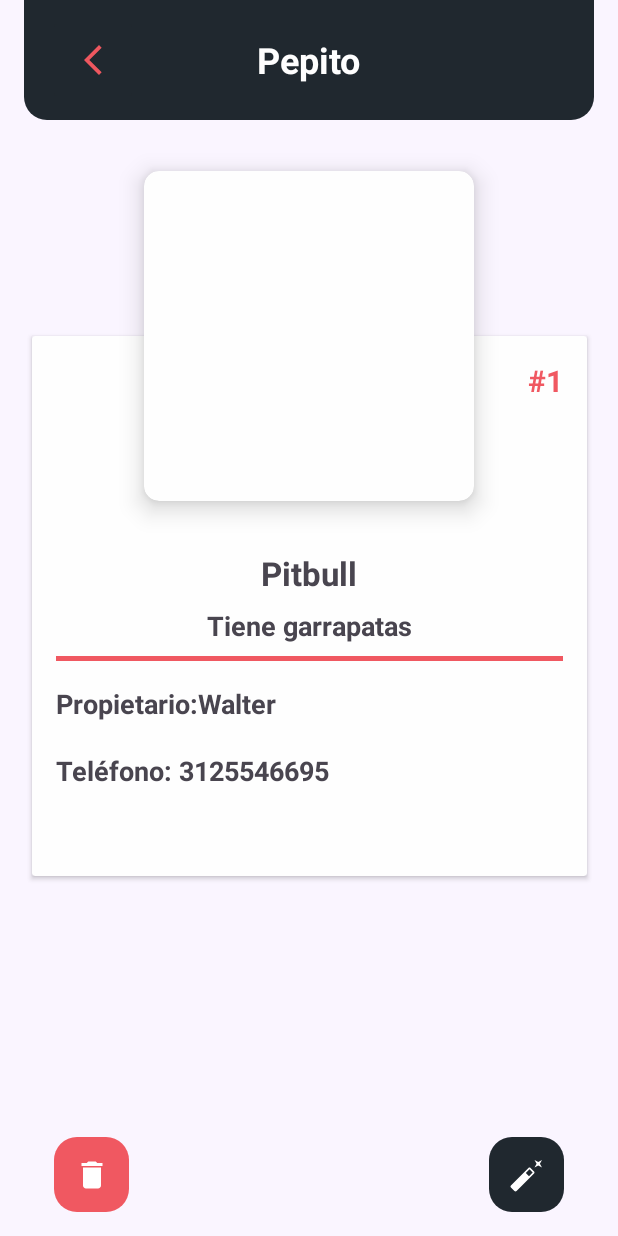
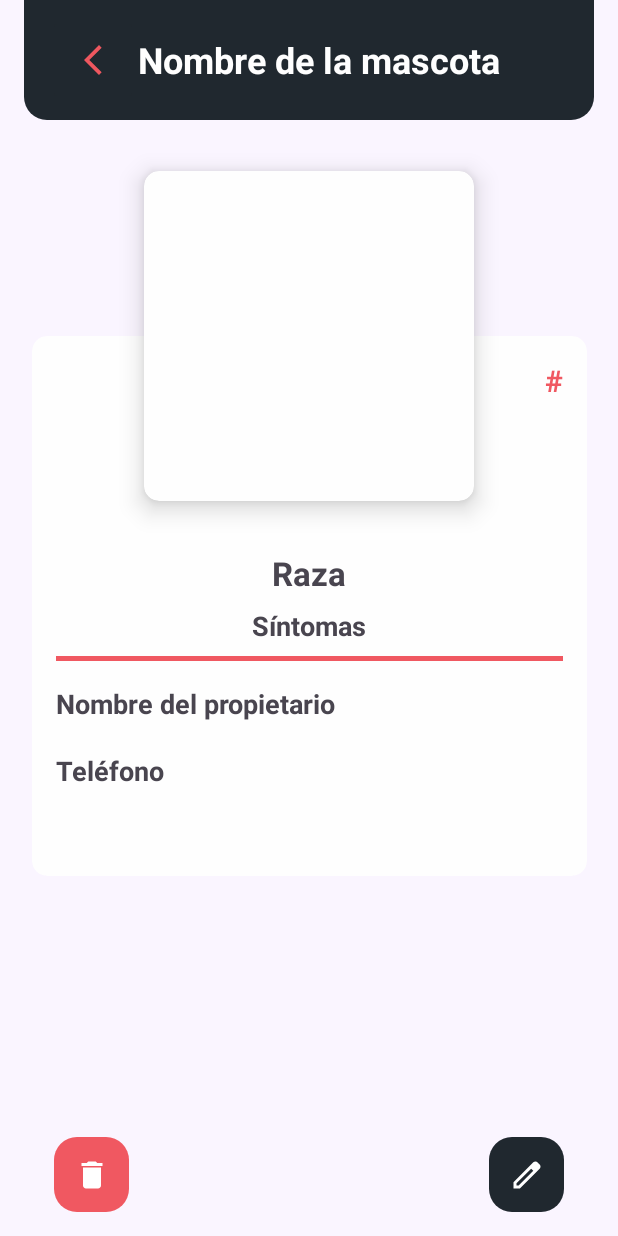
Before and after one commit to judajaavAlt/equipoSeis, an Android app: the layout fragment_detalle_cita.xml on its own in the app's theme, with its tools: preview values and no code run, on a phone screen of 412 x 824 dp. Run offline under Robolectric (Android 15) with nearby library versions, the phone set to English and light mode, and no system bars.

Commit message:
Last correction
Se corrigen los siguientes detalles:

1. Cambio de ícono para editar cita.
2. Redondeo de cardView inferior.
3. Se agrega los textos fijos de "Propietario: " y "Teléfono: "
4. Se cambian los textos del layout por sus respectivos @strings

```diff
--- a/app/src/main/kotlin/DetalleCitaFragment.kt
+++ b/app/src/main/kotlin/DetalleCitaFragment.kt
@@ -10,7 +10,6 @@ import androidx.navigation.fragment.findNavController
 import androidx.navigation.fragment.navArgs
 import com.bumptech.glide.Glide
 import com.equiposeis.database.MyApplication
-import com.equiposeis.database.Pet
 import com.equiposeis.databinding.FragmentDetalleCitaBinding
 import kotlinx.coroutines.launch
 
@@ -56,8 +55,8 @@ class DetalleCitaFragment : Fragment() {
                 sintomaMascota.text = perro?.symptoms
                 turnoMascota.text = "#${perro?.id}"
                 razaPerro.text = perro?.petBreed
-                propietario.text = perro?.ownerName
-                telefonoPropietario.text = perro?.phoneNumber
+                propietario.text = "Propietario: ${perro?.ownerName ?: "No disponible"}"
+                telefonoPropietario.text = "Teléfono: ${perro?.phoneNumber ?: "No disponible"}"
 
 
                 val fullBreed = perro?.petBreed!!.split(" ")
--- a/app/src/main/res/drawable/ic_edit.xml
+++ /dev/null
@@ -1,5 +0,0 @@
-<vector xmlns:android="http://schemas.android.com/apk/res/android" android:height="24dp" android:tint="#FFFFFF" android:viewportHeight="24" android:viewportWidth="24" android:width="24dp">
-
-    <path android:fillColor="@android:color/white" android:pathData="M22,2l-2.5,1.4L17,2l1.4,2.5L17,7l2.5,-1.4L22,7l-1.4,-2.5zM14.37,7.29c-0.39,-0.39 -1.02,-0.39 -1.41,0L1.29,18.96c-0.39,0.39 -0.39,1.02 0,1.41l2.34,2.34c0.39,0.39 1.02,0.39 1.41,0L16.7,11.05c0.39,-0.39 0.39,-1.02 0,-1.41l-2.33,-2.35zM13.34,12.78l-2.12,-2.12 2.44,-2.44 2.12,2.12 -2.44,2.44z"/>
-
-</vector>
--- /dev/null
+++ b/app/src/main/res/drawable/ic_pen_white.xml
@@ -0,0 +1,9 @@
+<vector xmlns:android="http://schemas.android.com/apk/res/android"
+    android:width="24dp"
+    android:height="24dp"
+    android:viewportWidth="960"
+    android:viewportHeight="960">
+    <path
+        android:pathData="M200,760h57l391,-391 -57,-57 -391,391v57ZM120,840v-170l528,-527q12,-11 26.5,-17t30.5,-6q16,0 31,6t26,18l55,56q12,11 17.5,26t5.5,30q0,16 -5.5,30.5T817,313L290,840L120,840ZM760,256 L704,200 760,256ZM619,341 L591,312 648,369 619,341Z"
+        android:fillColor="@android:color/white"/>
+</vector>
--- a/app/src/main/res/layout/fragment_detalle_cita.xml
+++ b/app/src/main/res/layout/fragment_detalle_cita.xml
@@ -1,12 +1,8 @@
 <?xml version="1.0" encoding="utf-8"?>
 <RelativeLayout
-    android:layout_width="match_parent"
-    android:layout_height="match_parent"
     xmlns:tools="http://schemas.android.com/tools"
     xmlns:android="http://schemas.android.com/apk/res/android"
-    xmlns:app="http://schemas.android.com/apk/res-auto">
-
-    <RelativeLayout
+    xmlns:app="http://schemas.android.com/apk/res-auto"
     android:id="@+id/LayoutDetalleCita"
     android:layout_width="match_parent"
     android:layout_height="match_parent"
@@ -29,7 +25,7 @@
             android:layout_width="wrap_content"
             android:layout_height="wrap_content"
             android:layout_centerInParent="true"
-                    android:text="Pepito"
+            android:text="@string/nombre_de_la_mascota"
             android:textSize="24sp"
             android:textStyle="bold"
             android:textColor="@color/login_colorT"
@@ -42,7 +38,7 @@
             android:layout_gravity="start"
             android:backgroundTint="@color/login_colorBg"
             android:src="@drawable/ic_back_arrow"
-                    android:contentDescription="Atrás"
+            android:contentDescription="@string/atras"
             />
 
     </androidx.appcompat.widget.Toolbar>
@@ -56,6 +52,7 @@
             android:layout_width="370dp"
             android:layout_height="360dp"
             android:backgroundTint="@color/login_colorT"
+            app:cardCornerRadius="10dp"
             app:layout_constraintTop_toTopOf="parent"
             app:layout_constraintBottom_toBottomOf="parent"
             app:layout_constraintStart_toStartOf="parent"
@@ -72,7 +69,7 @@
                     android:layout_width="wrap_content"
                     android:layout_height="wrap_content"
                     android:layout_gravity="end"
-                            android:text="#1"
+                    android:text="@string/id"
                     android:textColor="@color/buttons_color"
                     android:textSize="20sp"
                     android:textStyle="bold" />
@@ -83,7 +80,7 @@
                     android:layout_height="wrap_content"
                     android:layout_gravity="center_horizontal"
                     android:layout_marginTop="100dp"
-                            android:text="Pitbull"
+                    android:text="@string/raza"
                     android:textSize="22sp"
                     android:textStyle="bold" />
 
@@ -93,7 +90,7 @@
                     android:layout_height="wrap_content"
                     android:layout_gravity="center_horizontal"
                     android:layout_marginTop="8dp"
-                            android:text="Tiene garrapatas"
+                    android:text="@string/síntoma"
                     android:textSize="18sp"
                     android:textStyle="bold" />
 
@@ -108,7 +105,7 @@
                     android:layout_width="match_parent"
                     android:layout_height="wrap_content"
                     android:layout_marginTop="8dp"
-                            android:text="Propietario:Walter"
+                    android:text="@string/nombre_del_propietario"
                     android:textSize="18sp"
                     android:textStyle="bold" />
 
@@ -118,7 +115,7 @@
                     android:layout_height="wrap_content"
                     android:layout_marginTop="20dp"
                     android:layout_marginBottom="40dp"
-                            android:text="Teléfono: 3125546695"
+                    android:text="@string/telefono"
                     android:textSize="18sp"
                     android:textStyle="bold" />
 
@@ -143,7 +140,8 @@
                 android:id="@+id/imagePerro"
                 android:layout_width="match_parent"
                 android:layout_height="match_parent"
-                        android:layout_margin="10dp"/>
+                android:layout_margin="10dp"
+                android:contentDescription="@string/imagen_mascota"/>
 
 
         </androidx.cardview.widget.CardView>
@@ -166,7 +164,7 @@
             android:src="@drawable/ic_delete"
             android:backgroundTint="@color/buttons_color"
             android:background="@drawable/button_detalle_cita"
-                    android:contentDescription="Borrar"/>
+            android:contentDescription="@string/borrar_cita"/>
         <View
             android:layout_width="0dp"
             android:layout_height="0dp"
@@ -175,12 +173,12 @@
             android:id="@+id/BtnEditarCita"
             android:layout_width="50dp"
             android:layout_height="50dp"
-                    android:src="@drawable/ic_edit"
+            android:src="@drawable/ic_pen_white"
             android:backgroundTint="@color/login_colorBg"
             android:background="@drawable/button_detalle_cita"
-                    android:contentDescription="Editar"/>
+            android:contentDescription="@string/editar_cita"/>
     </LinearLayout>
 
-        </RelativeLayout>
+
 
 </RelativeLayout>
--- a/app/src/main/res/values/strings.xml
+++ b/app/src/main/res/values/strings.xml
@@ -3,8 +3,12 @@
     <string name="hola">Hola soy el administrador de citas</string>
     <string name="nueva_cita">Nueva Cita</string>
     <string name="editar_cita">Editar Cita</string>
+    <string name="borrar_cita">Borrar Cita</string>
     <string name="nombre_de_la_mascota">Nombre de la mascota</string>
     <string name="raza">Raza</string>
+    <string name="síntoma">Síntomas</string>
+    <string name="imagen_mascota">Imagen de mascota</string>
+    <string name="id">#</string>
     <string name="nombre_del_propietario">Nombre del propietario</string>
     <string name="telefono">Teléfono</string>
     <string name="atras">Atrás</string>
```
Lines whose indentation alone changed are shown as unchanged.
